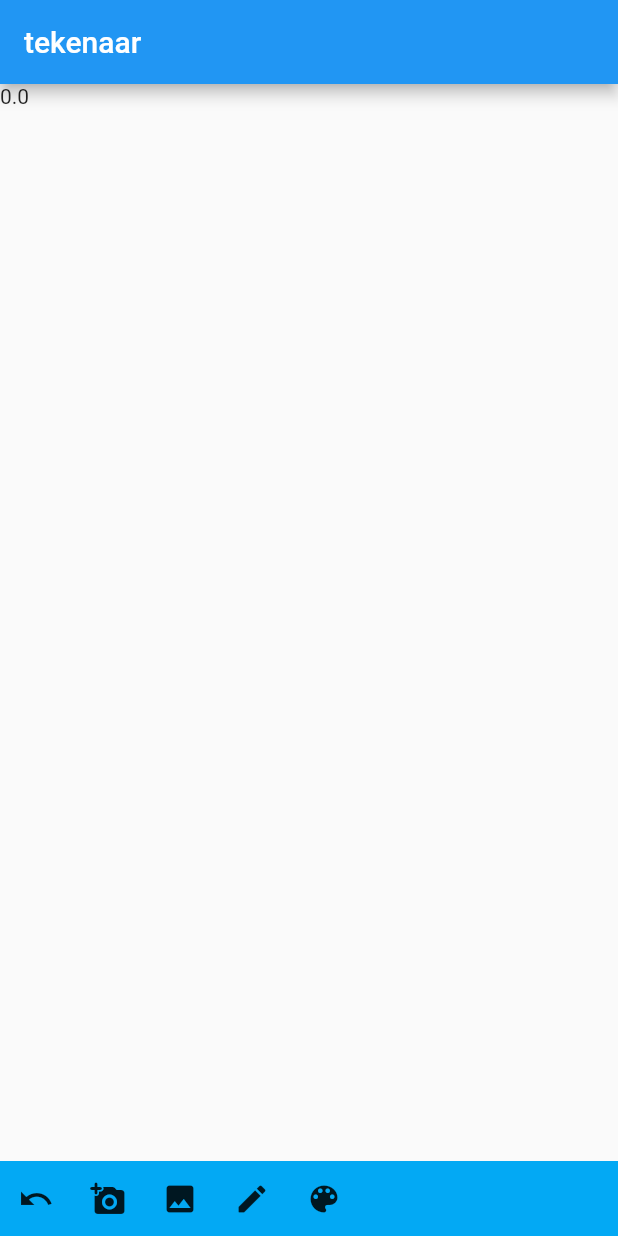
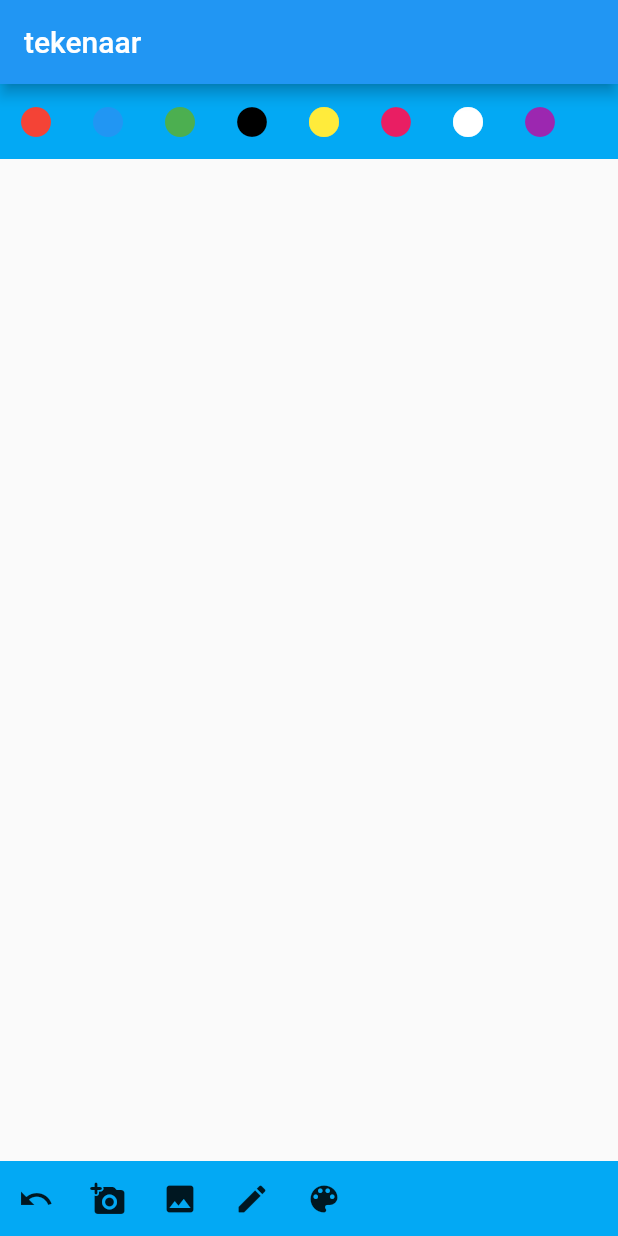
Before and after one commit to Stinodino/tekenaar2, a Flutter app: the screen it shows after launch, on a phone screen of 412 x 824 dp. Run offline on Flutter 3.47's test engine with Material 2 defaults, Android fonts, the phone set to English and light mode, and no system bars; our stand-ins replace image_picker.

Commit message:
kan file omvormen naar image en tonen op canvas wa herschreven enzo knopkes voor kleurjes toegevoegd ma die werken nog ni helemaal

```diff
--- a/lib/my_home_page.dart
+++ b/lib/my_home_page.dart
@@ -21,18 +21,26 @@ ui.Image? imageGalerij;
 
 class _MyHomePageState extends State<MyHomePage> {
   //variables homepage
-  PickedFile? pickedFile;
   double x = 0;
-  double offset = 90;
-
+  double offset = 150; //offset door 2 balken bovenaan
+  List kleurtjes = [
+    Colors.red,
+    Colors.blue,
+    Colors.green,
+    Colors.black,
+    Colors.yellow,
+    Colors.pink,
+    Colors.white,
+    Colors.purple,
+  ];
   bool isImageloaded = false;
 
   //foto uit galerij halen
   void fotoKiezen() async {
     final pickedFile =
         await ImagePicker().getImage(source: ImageSource.gallery);
-      //is deze setstate ni nutloos?
-      File fileGalerij = File(pickedFile!.path);
+    //is deze setstate ni nutloos?
+    File fileGalerij = File(pickedFile!.path);
 
     Uint8List bytes = fileGalerij.readAsBytesSync();
 
@@ -78,7 +86,9 @@ class _MyHomePageState extends State<MyHomePage> {
   void dragStart(DragStartDetails details) {
     //start bij drukken vinger
     if (lijnen == null) {
-      lijnen = [lijn(details.globalPosition.dx,details.globalPosition.dy-offset)];
+      lijnen = [
+        lijn(details.globalPosition.dx, details.globalPosition.dy - offset)
+      ];
       print(lijnen);
     }
     setState(() {
@@ -98,6 +108,12 @@ class _MyHomePageState extends State<MyHomePage> {
     });
   }
 
+  void veranderKleur(Color kleur){
+
+
+  }
+
+
   @override
   Widget build(BuildContext context) {
     return Scaffold(
@@ -107,9 +123,36 @@ class _MyHomePageState extends State<MyHomePage> {
       body: Stack(
         children: <Widget>[
           Text(x.toString()),
-          CustomPaint(
-            painter: MyPainter(
-                mijnLijnen: lijnen, mijnSize: MediaQuery.of(context).size),
+          //later nog weg werken
+          Column(
+            children: [
+              Align(
+                alignment: Alignment.topLeft,
+                child: Container(
+                  width: MediaQuery.of(context).size.width,
+                  height: 50,
+                  color: Colors.lightBlue,
+                  child: ListView(
+                    scrollDirection: Axis.horizontal,
+                    children: [
+                      for (var kleur in kleurtjes)
+                        IconButton(
+                            onPressed: undo,
+                            color: kleur,
+                            icon: const Icon(Icons.circle)),
+                    ],
+                  ),
+                ),
+              ),
+              Align(
+                alignment: Alignment.topLeft,
+                child: CustomPaint(
+                  painter: MyPainter(
+                      mijnLijnen: lijnen,
+                      mijnSize: MediaQuery.of(context).size),
+                ),
+              )
+            ],
           ),
           GestureDetector(
             onPanUpdate: dragUpdate,
```
